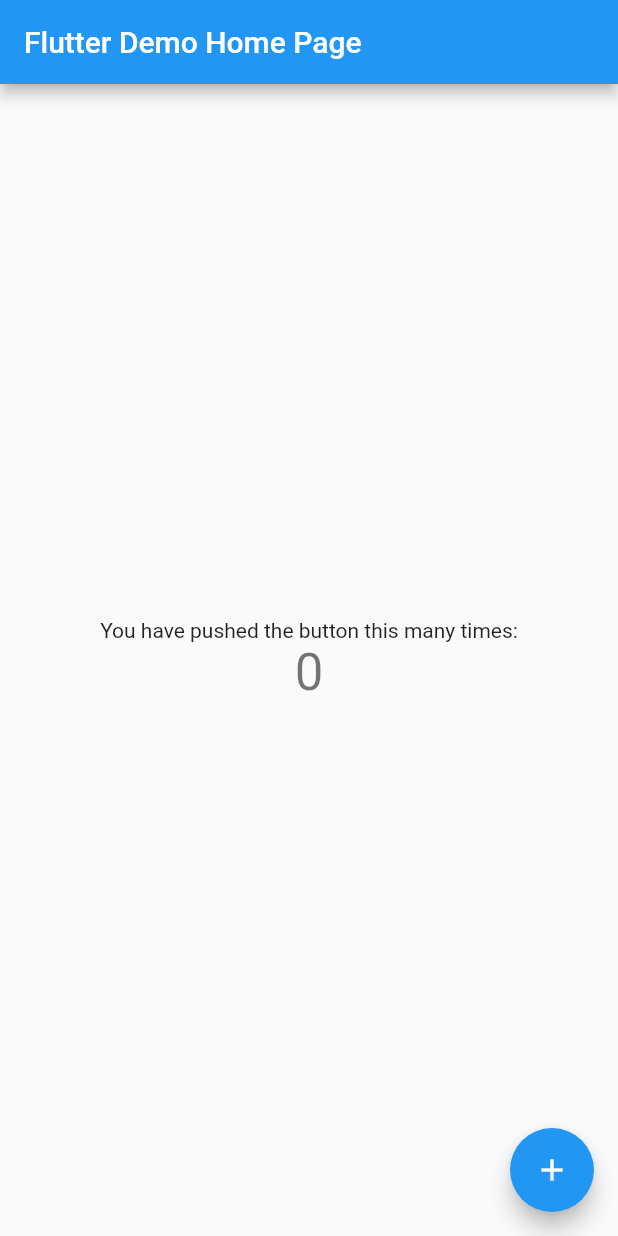
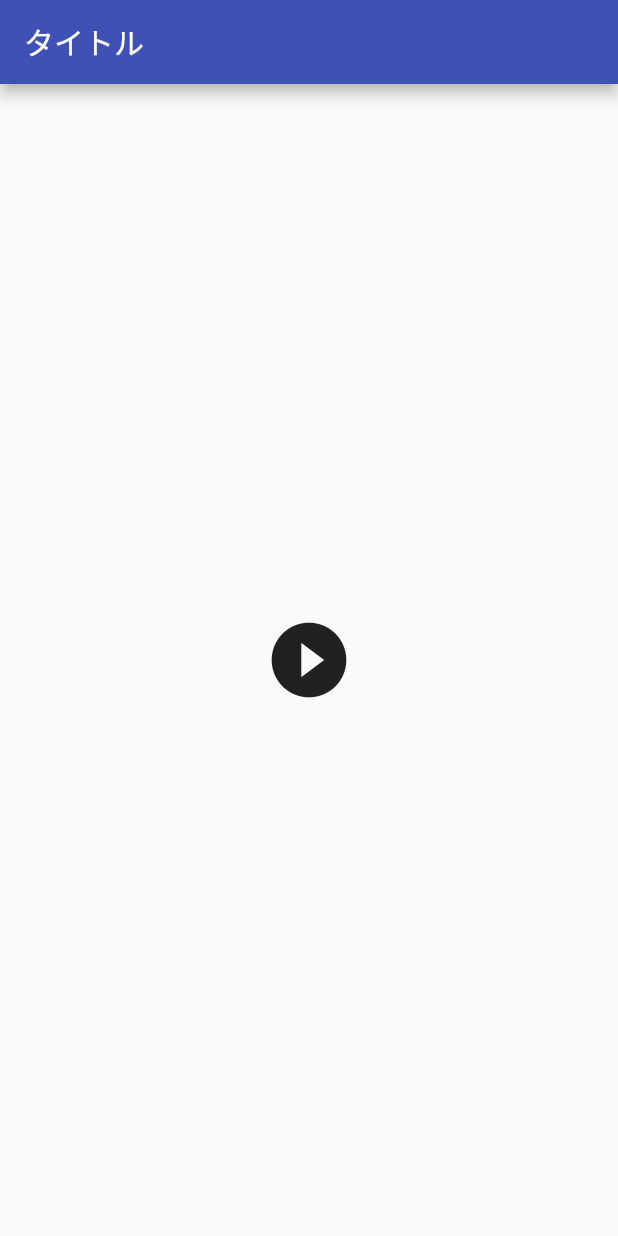
Before and after one commit to MilosNaniwa/chika_metronome, a Flutter app: the screen it shows after launch, on a phone screen of 412 x 824 dp. Run offline on Flutter 3.47's test engine with Material 2 defaults, Android fonts, the phone set to English and light mode, and no system bars; our stand-ins replace bloc, equatable, flutter_bloc; missing offline and left inert: soundpool.

Commit message:
音声再生ロジックを実装

```diff
--- a/lib/main.dart
+++ b/lib/main.dart
@@ -1,3 +1,4 @@
+import 'package:chika_metronome/screen/metronome/metronome_screen_page.dart';
 import 'package:flutter/material.dart';
 
 void main() => runApp(MyApp());
@@ -6,58 +7,11 @@
   @override
   Widget build(BuildContext context) {
     return MaterialApp(
-      title: 'Flutter Demo',
+      title: '地下メトロ',
       theme: ThemeData(
-        primarySwatch: Colors.blue,
+        primarySwatch: Colors.indigo,
       ),
-      home: MyHomePage(title: 'Flutter Demo Home Page'),
+      home: MetronomeScreenPage(),
     );
   }
 }
-
-class MyHomePage extends StatefulWidget {
-  MyHomePage({Key key, this.title}) : super(key: key);
-
-  final String title;
-
-  @override
-  _MyHomePageState createState() => _MyHomePageState();
-}
-
-class _MyHomePageState extends State<MyHomePage> {
-  int _counter = 0;
-
-  void _incrementCounter() {
-    setState(() {
-      _counter++;
-    });
-  }
-
-  @override
-  Widget build(BuildContext context) {
-    return Scaffold(
-      appBar: AppBar(
-        title: Text(widget.title),
-      ),
-      body: Center(
-        child: Column(
-          mainAxisAlignment: MainAxisAlignment.center,
-          children: <Widget>[
-            Text(
-              'You have pushed the button this many times:',
-            ),
-            Text(
-              '$_counter',
-              style: Theme.of(context).textTheme.display1,
-            ),
-          ],
-        ),
-      ),
-      floatingActionButton: FloatingActionButton(
-        onPressed: _incrementCounter,
-        tooltip: 'Increment',
-        child: Icon(Icons.add),
-      ),
-    );
-  }
-}
--- /dev/null
+++ b/lib/screen/metronome/metronome_screen.dart
@@ -0,0 +1,4 @@
+export 'metronome_screen_bloc.dart';
+export 'metronome_screen_event.dart';
+export 'metronome_screen_page.dart';
+export 'metronome_screen_state.dart';
--- /dev/null
+++ b/lib/screen/metronome/metronome_screen_event.dart
@@ -0,0 +1,36 @@
+import 'package:equatable/equatable.dart';
+
+class MetronomeScreenEvent extends Equatable {
+  @override
+  List<Object> get props => [];
+}
+
+class OnRequestInitializingEvent extends MetronomeScreenEvent {
+  @override
+  String toString() => '初期化要求';
+}
+
+class OnCompleteRenderingEvent extends MetronomeScreenEvent {
+  @override
+  String toString() => '描画完了';
+}
+
+class OnRequestPlayingEvent extends MetronomeScreenEvent {
+  @override
+  String toString() => '再生要求';
+}
+
+class OnCompletePlayingEvent extends MetronomeScreenEvent {
+  @override
+  String toString() => '再生完了';
+}
+
+class OnRequestPausingEvent extends MetronomeScreenEvent {
+  @override
+  String toString() => '停止要求';
+}
+
+class OnCompletePausingEvent extends MetronomeScreenEvent {
+  @override
+  String toString() => '停止完了';
+}
--- /dev/null
+++ b/lib/screen/metronome/metronome_screen_page.dart
@@ -0,0 +1,148 @@
+import 'dart:async';
+
+import 'package:chika_metronome/screen/metronome/metronome_screen.dart';
+import 'package:flutter/cupertino.dart';
+import 'package:flutter/material.dart';
+import 'package:flutter/services.dart';
+import 'package:flutter_bloc/flutter_bloc.dart';
+import 'package:soundpool/soundpool.dart';
+
+class MetronomeScreenPage extends StatefulWidget {
+  @override
+  State<StatefulWidget> createState() => _MetronomeScreenPageState();
+}
+
+class _MetronomeScreenPageState extends State<MetronomeScreenPage> {
+  MetronomeScreenBloc _bloc;
+
+  bool _isEnabledPlaybackMode;
+
+  StreamSubscription _metronomeSubscription;
+
+  Soundpool _soundPool;
+  var _soundData;
+  var _soundId;
+
+  @override
+  void initState() {
+    super.initState();
+
+    _soundPool = Soundpool(
+      streamType: StreamType.notification,
+    );
+
+    _isEnabledPlaybackMode = false;
+
+    _bloc = MetronomeScreenBloc();
+
+    _bloc.add(
+      OnRequestInitializingEvent(),
+    );
+  }
+
+  @override
+  void dispose() {
+    _bloc.close();
+    _metronomeSubscription?.cancel();
+    _soundPool.dispose();
+    super.dispose();
+  }
+
+  @override
+  Widget build(BuildContext context) {
+    return BlocConsumer(
+      bloc: _bloc,
+      listener: (BuildContext context, state) async {
+        // 初期化後
+        if (state is InitializedState) {
+          _soundData = await rootBundle.load(
+            "assets/sounds/decision1.mp3",
+          );
+          _soundId = await _soundPool.load(_soundData);
+
+          _bloc.add(
+            OnCompleteRenderingEvent(),
+          );
+        }
+
+        // 再生操作中
+        else if (state is PlaybackOperatingState) {
+          _isEnabledPlaybackMode = true;
+
+          _metronomeSubscription = Stream.periodic(
+            Duration(
+              milliseconds: 1500,
+            ),
+          ).listen(
+            (x) async {
+              final streamId = await _soundPool.play(_soundId);
+            },
+          );
+
+          _bloc.add(
+            OnCompletePlayingEvent(),
+          );
+        }
+
+        // 再生操作後
+        else if (state is PlaybackOperatedState) {
+          _bloc.add(
+            OnCompleteRenderingEvent(),
+          );
+        }
+
+        // 停止操作中
+        else if (state is PauseOperatingState) {
+          _isEnabledPlaybackMode = false;
+
+          _metronomeSubscription.pause();
+
+          _bloc.add(
+            OnCompletePausingEvent(),
+          );
+        }
+
+        // 停止操作後
+        else if (state is PauseOperatingState) {
+          _bloc.add(
+            OnCompleteRenderingEvent(),
+          );
+        }
+      },
+      builder: (BuildContext context, state) {
+        return Scaffold(
+          appBar: AppBar(
+            title: Text(
+              "タイトル",
+            ),
+          ),
+          body: Center(
+            child: _isEnabledPlaybackMode
+                ? IconButton(
+                    onPressed: () {
+                      _bloc.add(
+                        OnRequestPausingEvent(),
+                      );
+                    },
+                    icon: Icon(
+                      Icons.pause_circle_filled,
+                    ),
+                    iconSize: 60.0,
+                  )
+                : IconButton(
+                    onPressed: () {
+                      _bloc.add(
+                        OnRequestPlayingEvent(),
+                      );
+                    },
+                    icon: Icon(
+                      Icons.play_circle_filled,
+                    ),
+                    iconSize: 60.0,
+                  ),
+          ),
+        );
+      },
+    );
+  }
+}
--- /dev/null
+++ b/lib/screen/metronome/metronome_screen_state.dart
@@ -0,0 +1,46 @@
+import 'package:equatable/equatable.dart';
+
+class MetronomeScreenState extends Equatable {
+  @override
+  List<Object> get props => [];
+}
+
+class UninitializedState extends MetronomeScreenState {
+  @override
+  String toString() => '初期化前';
+}
+
+class InitializingState extends MetronomeScreenState {
+  @override
+  String toString() => '初期化中';
+}
+
+class InitializedState extends MetronomeScreenState {
+  @override
+  String toString() => '初期化後';
+}
+
+class IdlingState extends MetronomeScreenState {
+  @override
+  String toString() => '待機中';
+}
+
+class PlaybackOperatingState extends MetronomeScreenState {
+  @override
+  String toString() => '再生操作中';
+}
+
+class PlaybackOperatedState extends MetronomeScreenState {
+  @override
+  String toString() => '再生操作後';
+}
+
+class PauseOperatingState extends MetronomeScreenState {
+  @override
+  String toString() => '停止操作中';
+}
+
+class PauseOperatedState extends MetronomeScreenState {
+  @override
+  String toString() => '停止操作後';
+}
--- /dev/null
+++ b/lib/screen/settings/settings_screen.dart
@@ -0,0 +1,4 @@
+export 'settings_screen_bloc.dart';
+export 'settings_screen_event.dart';
+export 'settings_screen_page.dart';
+export 'settings_screen_state.dart';
--- /dev/null
+++ b/lib/screen/settings/settings_screen_event.dart
@@ -0,0 +1,16 @@
+import 'package:equatable/equatable.dart';
+
+class SettingsScreenEvent extends Equatable {
+  @override
+  List<Object> get props => [];
+}
+
+class OnRequestInitializingEvent extends SettingsScreenEvent {
+  @override
+  String toString() => '初期化要求';
+}
+
+class OnCompleteRenderingEvent extends SettingsScreenEvent {
+  @override
+  String toString() => '描画完了';
+}
--- /dev/null
+++ b/lib/screen/settings/settings_screen_state.dart
@@ -0,0 +1,26 @@
+import 'package:equatable/equatable.dart';
+
+class SettingsScreenState extends Equatable {
+  @override
+  List<Object> get props => [];
+}
+
+class UninitializedState extends SettingsScreenState {
+  @override
+  String toString() => '初期化前';
+}
+
+class InitializingState extends SettingsScreenState {
+  @override
+  String toString() => '初期化中';
+}
+
+class InitializedState extends SettingsScreenState {
+  @override
+  String toString() => '初期化後';
+}
+
+class IdlingState extends SettingsScreenState {
+  @override
+  String toString() => '待機中';
+}
--- a/pubspec.yaml
+++ b/pubspec.yaml
@@ -16,9 +16,14 @@
   flutter_bloc: ^3.2.0
   equatable: ^1.1.0
 
+  soundpool: ^1.0.1
+
 dev_dependencies:
   flutter_test:
     sdk: flutter
 
 flutter:
   uses-material-design: true
+
+  assets:
+    - assets/sounds/
```
Also changed, not shown: lib/screen/metronome/metronome_screen_bloc.dart (added, +47 -0 lines), lib/screen/settings/settings_screen_bloc.dart (added, +27 -0 lines), lib/screen/settings/settings_screen_page.dart (added, +60 -0 lines), lib/generated/i18n.dart, pubspec.lock, 8 other files.
